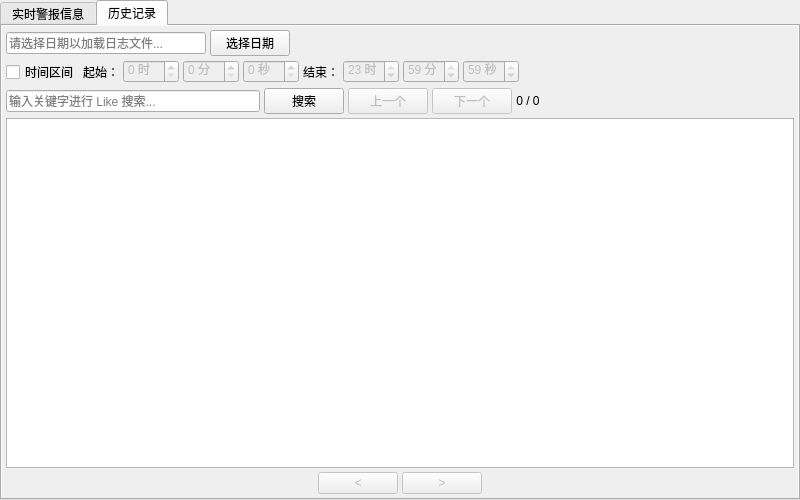
This is OHB80PortMonitor_V_1_0_0/ui/customwidget/alarmloggerwidget/alarmloggerwidget.ui in Simon2817/OHB80PortMonitor as Qt 5 draws it before an edit. The edited form follows.
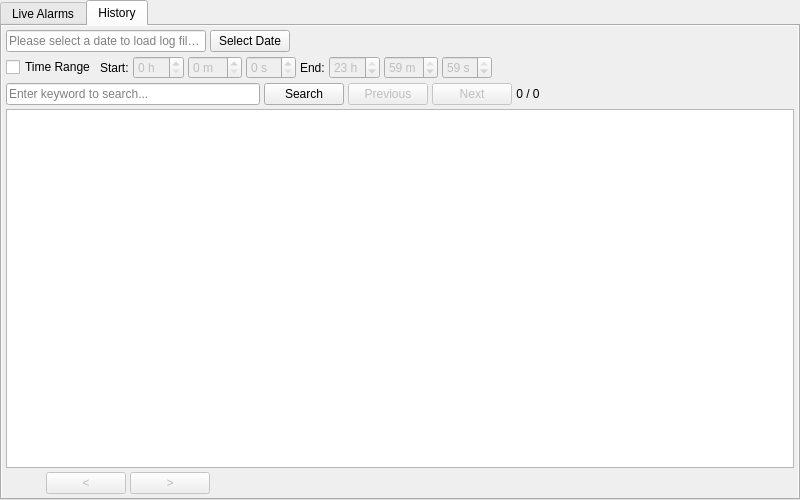
This is the edited form. The open tabs and pages were chosen to show the change.

Commit message: 通讯日志历史查询性能优化（翻页 1021ms → 4ms）

```diff
--- a/OHB80PortMonitor_V_1_0_0/ui/customwidget/alarmloggerwidget/alarmloggerwidget.ui
+++ b/OHB80PortMonitor_V_1_0_0/ui/customwidget/alarmloggerwidget/alarmloggerwidget.ui
@@ -39,7 +39,7 @@
        <bool>true</bool>
       </property>
       <attribute name="title">
-       <string>实时警报信息</string>
+       <string>Live Alarms</string>
       </attribute>
       <layout class="QVBoxLayout" name="tabLiveLayout">
        <property name="spacing">
@@ -118,7 +118,7 @@
        <bool>true</bool>
       </property>
       <attribute name="title">
-       <string>历史记录</string>
+       <string>History</string>
       </attribute>
       <layout class="QVBoxLayout" name="tabHistoryLayout">
        <property name="spacing">
@@ -153,14 +153,14 @@
             <bool>true</bool>
            </property>
            <property name="placeholderText">
-            <string>请选择日期以加载日志文件...</string>
+            <string>Please select a date to load log file...</string>
            </property>
           </widget>
          </item>
          <item>
           <widget class="QPushButton" name="histSelectDateBtn">
            <property name="text">
-            <string>选择日期</string>
+            <string>Select Date</string>
            </property>
           </widget>
          </item>
@@ -187,14 +187,14 @@
          <item>
           <widget class="QCheckBox" name="histTimeRangeCheck">
            <property name="text">
-            <string>时间区间</string>
+            <string>Time Range</string>
            </property>
           </widget>
          </item>
          <item>
           <widget class="QLabel" name="labelHistStart">
            <property name="text">
-            <string>起始：</string>
+            <string>Start:</string>
            </property>
           </widget>
          </item>
@@ -204,7 +204,7 @@
             <bool>false</bool>
            </property>
            <property name="suffix">
-            <string> 时</string>
+            <string> h</string>
            </property>
            <property name="minimum">
             <number>0</number>
@@ -220,7 +220,7 @@
             <bool>false</bool>
            </property>
            <property name="suffix">
-            <string> 分</string>
+            <string> m</string>
            </property>
            <property name="minimum">
             <number>0</number>
@@ -236,7 +236,7 @@
             <bool>false</bool>
            </property>
            <property name="suffix">
-            <string> 秒</string>
+            <string> s</string>
            </property>
            <property name="minimum">
             <number>0</number>
@@ -249,7 +249,7 @@
          <item>
           <widget class="QLabel" name="labelHistEnd">
            <property name="text">
-            <string>结束：</string>
+            <string>End:</string>
            </property>
           </widget>
          </item>
@@ -259,7 +259,7 @@
             <bool>false</bool>
            </property>
            <property name="suffix">
-            <string> 时</string>
+            <string> h</string>
            </property>
            <property name="minimum">
             <number>0</number>
@@ -278,7 +278,7 @@
             <bool>false</bool>
            </property>
            <property name="suffix">
-            <string> 分</string>
+            <string> m</string>
            </property>
            <property name="minimum">
             <number>0</number>
@@ -297,7 +297,7 @@
             <bool>false</bool>
            </property>
            <property name="suffix">
-            <string> 秒</string>
+            <string> s</string>
            </property>
            <property name="minimum">
             <number>0</number>
@@ -333,14 +333,14 @@
          <item>
           <widget class="QLineEdit" name="histSearchEdit">
            <property name="placeholderText">
-            <string>输入关键字进行 Like 搜索...</string>
+            <string>Enter keyword to search...</string>
            </property>
           </widget>
          </item>
          <item>
           <widget class="QPushButton" name="histSearchBtn">
            <property name="text">
-            <string>搜索</string>
+            <string>Search</string>
            </property>
           </widget>
          </item>
@@ -350,7 +350,7 @@
             <bool>false</bool>
            </property>
            <property name="text">
-            <string>上一个</string>
+            <string>Previous</string>
            </property>
           </widget>
          </item>
@@ -360,7 +360,7 @@
             <bool>false</bool>
            </property>
            <property name="text">
-            <string>下一个</string>
+            <string>Next</string>
            </property>
           </widget>
          </item>
@@ -430,6 +430,9 @@
            <property name="orientation">
             <enum>Qt::Horizontal</enum>
            </property>
+           <property name="sizeType">
+            <enum>QSizePolicy::Fixed</enum>
+           </property>
            <property name="sizeHint" stdset="0">
             <size>
              <width>40</width>
```
Left out of the diff: 14 changed lines with no effect on the pictures. The commit also changes 67 other files.
